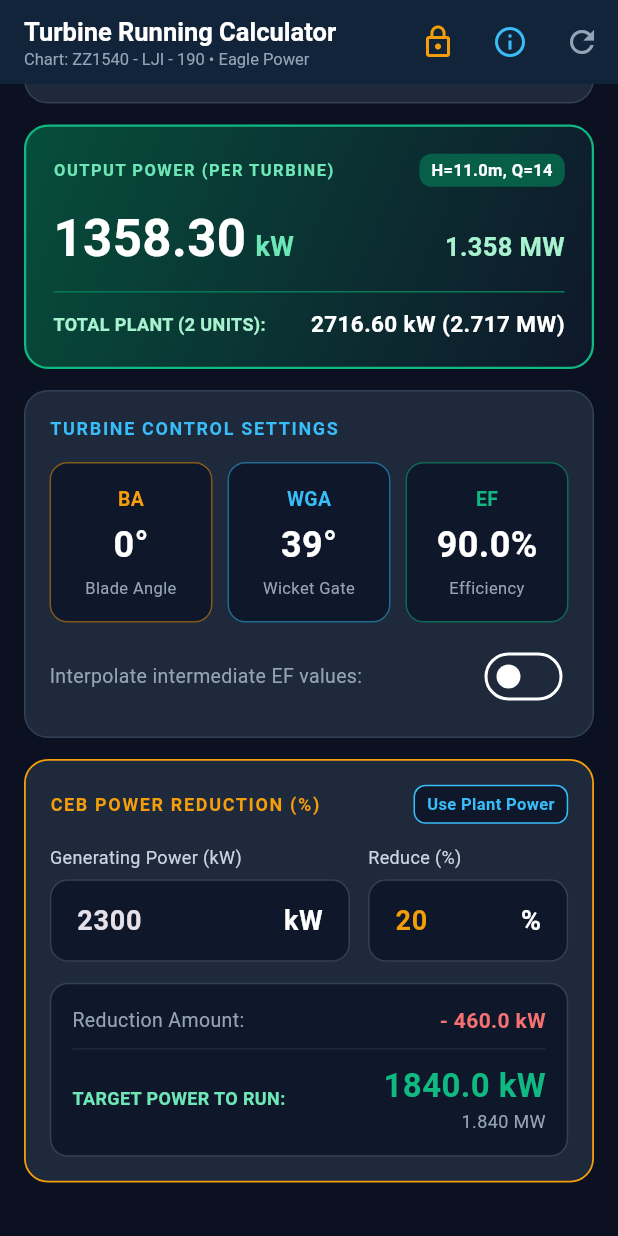
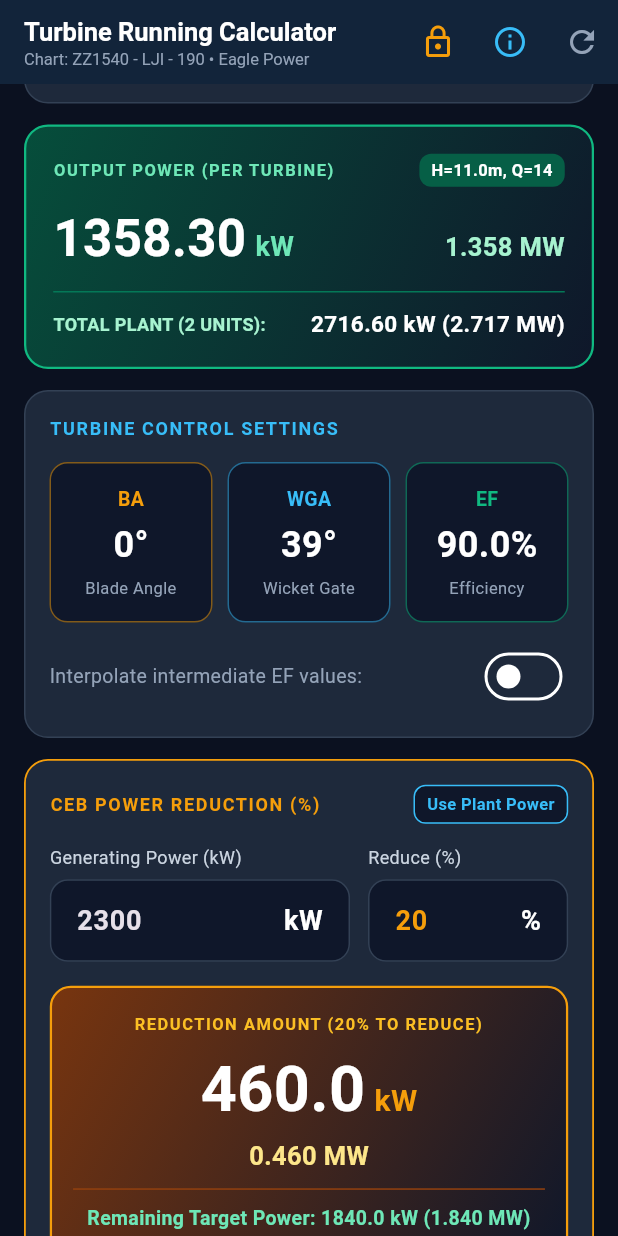
Before and after one commit to ardmarambage8-dotcom/hydro-turbine-app, a Flutter app: the TurbineCalculatorScreen screen opened directly, scrolled down 335 dp, on a phone screen of 412 x 824 dp. Run offline on Flutter 3.47's test engine with Material 3 defaults, Android fonts, the phone set to English and light mode, and no system bars; our stand-ins replace shared_preferences; accounts and stored records are empty.

Commit message:
Add files via upload

```diff
--- a/lib/main.dart
+++ b/lib/main.dart
@@ -477,9 +477,12 @@ class _TurbineCalculatorScreenState extends State<TurbineCalculatorScreen> {
               ),
               const SizedBox(height: 8),
               const Text(
-                '• Turbine Model: ZZ1540 - LJI - 190\n'
-                '• Net Head (H): Water Level - 78.64 m\n'
-                '• Output Power: H × Cum × EF × 9.81 kW\n'
+                '• Turbine Model: ZZ1540 - LJI - 190
+'
+                '• Net Head (H): Water Level - 78.64 m
+'
+                '• Output Power: H × Cum × EF × 9.81 kW
+'
                 '• Includes CEB Load Reduction Calculator',
                 style: TextStyle(
                   fontSize: 12,
@@ -1127,67 +1130,79 @@ class _TurbineCalculatorScreenState extends State<TurbineCalculatorScreen> {
                       ),
                     ],
                   ),
-                  const SizedBox(height: 14),
+                  const SizedBox(height: 16),
                   Container(
-                    padding: const EdgeInsets.all(14),
+                    width: double.infinity,
+                    padding: const EdgeInsets.symmetric(
+                        vertical: 16, horizontal: 14),
                     decoration: BoxDecoration(
-                      color: const Color(0xFF0F172A),
-                      borderRadius: BorderRadius.circular(12),
-                      border: Border.all(color: const Color(0xFF334155)),
+                      gradient: const LinearGradient(
+                        colors: [Color(0xFF78350F), Color(0xFF0F172A)],
+                        begin: Alignment.topLeft,
+                        end: Alignment.bottomRight,
+                      ),
+                      borderRadius: BorderRadius.circular(14),
+                      border: Border.all(
+                        color: const Color(0xFFF59E0B),
+                        width: 1.5,
+                      ),
                     ),
                     child: Column(
+                      crossAxisAlignment: CrossAxisAlignment.center,
                       children: [
+                        Text(
+                          'REDUCTION AMOUNT (${reductionPct.toStringAsFixed(0)}% TO REDUCE)',
+                          style: const TextStyle(
+                            fontSize: 11,
+                            fontWeight: FontWeight.bold,
+                            letterSpacing: 1.0,
+                            color: Color(0xFFFBBF24),
+                          ),
+                          textAlign: TextAlign.center,
+                        ),
+                        const SizedBox(height: 6),
                         Row(
-                          mainAxisAlignment: MainAxisAlignment.spaceBetween,
+                          mainAxisAlignment: MainAxisAlignment.center,
+                          crossAxisAlignment: CrossAxisAlignment.baseline,
+                          textBaseline: TextBaseline.alphabetic,
                           children: [
+                            Text(
+                              reducedAmountKw.toStringAsFixed(1),
+                              style: const TextStyle(
+                                fontSize: 42,
+                                fontWeight: FontWeight.bold,
+                                color: Colors.white,
+                              ),
+                            ),
+                            const SizedBox(width: 6),
                             const Text(
-                              'Reduction Amount:',
+                              'kW',
                               style: TextStyle(
-                                  fontSize: 13, color: Color(0xFF94A3B8)),
-                            ),
-                            Text(
-                              '- ${reducedAmountKw.toStringAsFixed(1)} kW',
-                              style: const TextStyle(
-                                fontSize: 14,
+                                fontSize: 20,
                                 fontWeight: FontWeight.bold,
-                                color: Color(0xFFF87171),
+                                color: Color(0xFFF59E0B),
                               ),
                             ),
                           ],
                         ),
-                        const Divider(color: Color(0xFF1E293B), height: 18),
-                        Row(
-                          mainAxisAlignment: MainAxisAlignment.spaceBetween,
-                          children: [
-                            const Text(
-                              'TARGET POWER TO RUN:',
-                              style: TextStyle(
-                                fontSize: 12,
-                                fontWeight: FontWeight.bold,
-                                color: Color(0xFF6EE7B7),
-                              ),
-                            ),
-                            Column(
-                              crossAxisAlignment: CrossAxisAlignment.end,
-                              children: [
-                                Text(
-                                  '${targetGenKw.toStringAsFixed(1)} kW',
-                                  style: const TextStyle(
-                                    fontSize: 22,
-                                    fontWeight: FontWeight.bold,
-                                    color: Color(0xFF10B981),
-                                  ),
-                                ),
-                                Text(
-                                  '${(targetGenKw / 1000.0).toStringAsFixed(3)} MW',
-                                  style: const TextStyle(
-                                    fontSize: 12,
-                                    color: Color(0xFF94A3B8),
-                                  ),
-                                ),
-                              ],
-                            ),
-                          ],
+                        const SizedBox(height: 2),
+                        Text(
+                          '${(reducedAmountKw / 1000.0).toStringAsFixed(3)} MW',
+                          style: const TextStyle(
+                            fontSize: 17,
+                            fontWeight: FontWeight.w600,
+                            color: Color(0xFFFDE68A),
+                          ),
+                        ),
+                        const Divider(color: Color(0xFF92400E), height: 20),
+                        Text(
+                          'Remaining Target Power: ${targetGenKw.toStringAsFixed(1)} kW (${(targetGenKw / 1000.0).toStringAsFixed(3)} MW)',
+                          style: const TextStyle(
+                            fontSize: 13,
+                            fontWeight: FontWeight.w600,
+                            color: Color(0xFF6EE7B7),
+                          ),
+                          textAlign: TextAlign.center,
                         ),
                       ],
                     ),
```
